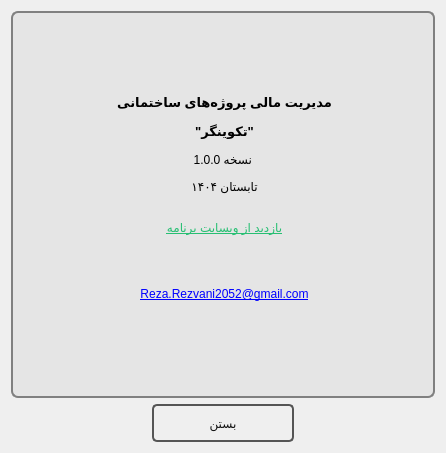
Old version of the form UI/dialogabout.ui in the repository reza-rezvani2052/Takvingar.
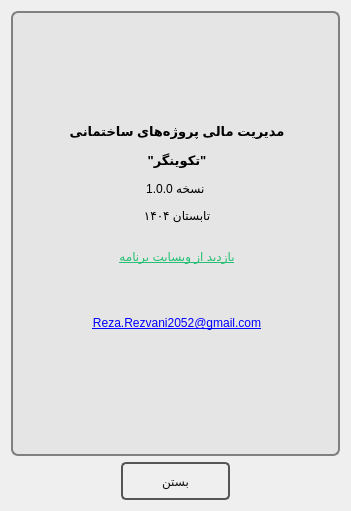
New version of the form. Icons and pictures are not drawn.

```diff
--- a/UI/dialogabout.ui
+++ b/UI/dialogabout.ui
@@ -6,8 +6,8 @@
    <rect>
     <x>0</x>
     <y>0</y>
-    <width>446</width>
-    <height>453</height>
+    <width>351</width>
+    <height>511</height>
    </rect>
   </property>
   <property name="windowTitle">
```
